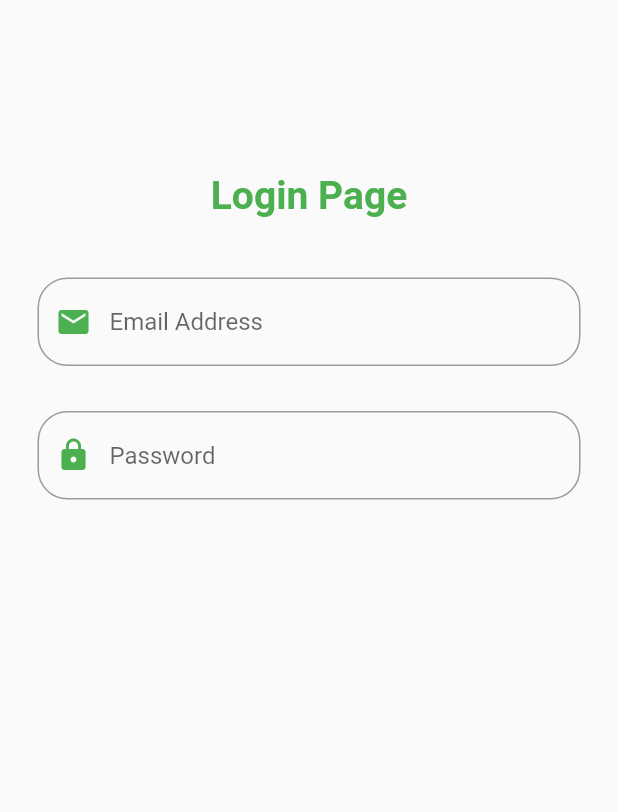
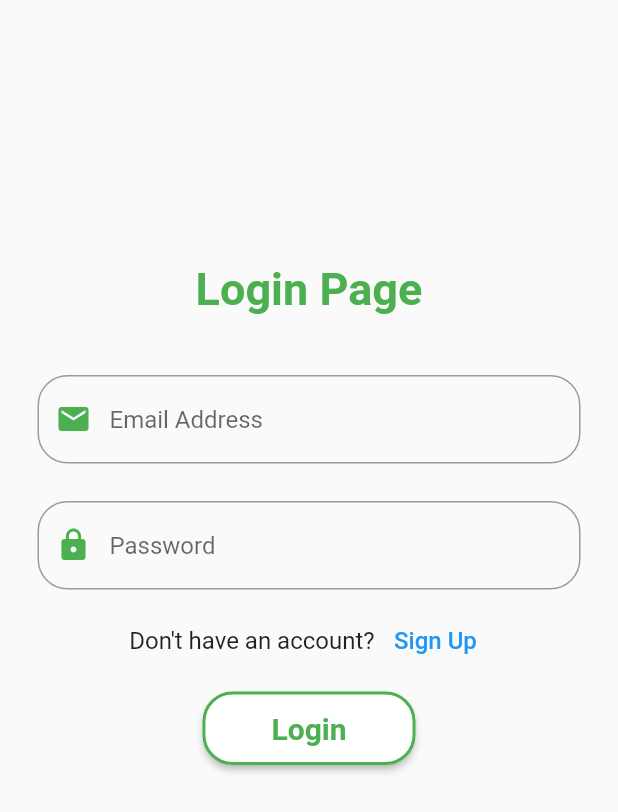
Before and after one commit to Zarik04/flutter_hotel_reservation_system, a Flutter app: the screen it shows after launch, after a tap on "Get Started", on a phone screen of 412 x 824 dp. Shown: the top 812 px of the screen. Run offline on Flutter 3.47's test engine with Material 2 defaults, Android fonts, the phone set to English and light mode, and no system bars.

Commit message:
updated LoginPage.dart: - Added Login Button - Added TextButton to move to Sign Up Page - Adjusted Page Paddings

```diff
--- a/lib/LoginPage.dart
+++ b/lib/LoginPage.dart
@@ -1,4 +1,5 @@
 import 'package:flutter/material.dart';
+import 'package:flutter_hotel_reservation_system/RegistrationPage.dart';
 
 
 class LoginPage extends StatefulWidget {
@@ -16,7 +17,7 @@ class _LoginPageState extends State<LoginPage> {
         child: SingleChildScrollView(
           child: Center(
             child: Padding(
-              padding: const EdgeInsets.symmetric(vertical: 90.0),
+              padding: const EdgeInsets.symmetric(vertical: 150.0),
               child: Column(
                 children: [
                   Padding(
@@ -25,7 +26,7 @@ class _LoginPageState extends State<LoginPage> {
                       'Login Page',
                       style: TextStyle(
                           color: Colors.green,
-                          fontSize: 26,
+                          fontSize: 30,
                           fontWeight: FontWeight.bold),
                     ),
                   ),
@@ -45,7 +46,7 @@ class _LoginPageState extends State<LoginPage> {
                     ),
                   ),
                   Padding(
-                    padding: const EdgeInsets.symmetric(vertical: 15, horizontal: 25),
+                    padding: const EdgeInsets.symmetric(vertical: 10, horizontal: 25),
                     child: TextField(
                       obscureText: true,
                       decoration: InputDecoration(
@@ -60,6 +61,61 @@ class _LoginPageState extends State<LoginPage> {
                       ),
                     ),
                   ),
+                  Padding(
+                    padding: const EdgeInsets.symmetric(horizontal: 25),
+                    child: Row(
+                      mainAxisAlignment: MainAxisAlignment.center,
+                      children: [
+                        Text(
+                          'Don\'t have an account?',
+                          style: TextStyle(
+                            fontSize: 16,
+                          ),
+                        ),
+                        SizedBox(width: 5.0),
+                        TextButton(
+                          onPressed: () {
+                            Navigator.push(
+                              context,
+                              MaterialPageRoute(builder: (context) =>  RegisterPage()),
+                            );
+                          },
+                          style: ButtonStyle(
+                            overlayColor: MaterialStateProperty.all(Colors.transparent),       // To remove after effects
+                          ),
+                          child: Text(
+                            'Sign Up',
+                            style: TextStyle(
+                              fontSize: 16,
+                            ),
+                          ),
+                        ),
+                      ],
+                    ),
+                  ),
+                  Padding(
+                    padding: const EdgeInsets.symmetric(vertical: 10, horizontal: 25),
+                    child: ElevatedButton(
+                      onPressed: () {},
+                      child: Padding(
+                        padding: const EdgeInsets.symmetric(vertical: 13.0, horizontal: 30.0),
+                        child: Text(
+                          'Login',
+                          style: TextStyle(
+                              color: Colors.green,
+                              fontSize: 20,
+                              fontWeight: FontWeight.bold),
+                        ),
+                      ),
+                      style: ElevatedButton.styleFrom(
+                        backgroundColor: Colors.white,
+                        side: BorderSide(color: Colors.green, width: 2),
+                        shape: RoundedRectangleBorder(
+                          borderRadius: BorderRadius.circular(20),
+                        ),
+                      ),
+                    ),
+                  ),
                 ],
               ),
             ),
```
